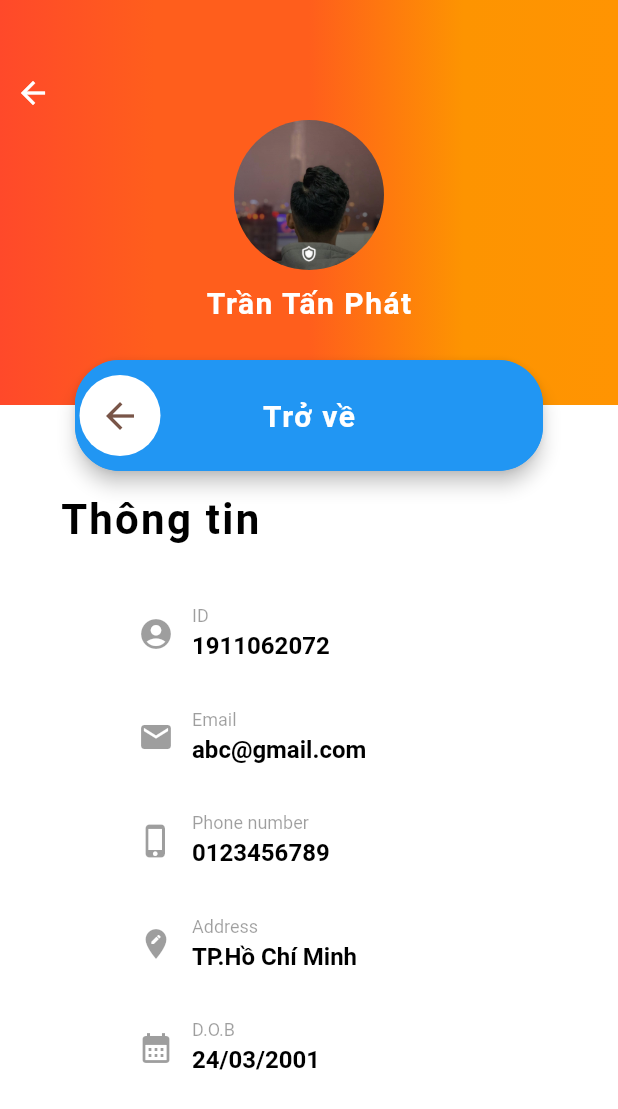
After one commit to phat240301/SmartCanteen, a Flutter app: the ProfileScreen screen opened directly, on a phone screen of 412 x 824 dp. The commit adds this screen. Shown: the top 1109 px of the screen. Run offline on Flutter 3.47's test engine with Material 2 defaults, Android fonts, the light colour scheme and no system bars.

Commit message:
add Menu and Profile screen

```diff
--- /dev/null
+++ b/lib/UI/ProfileScreen.dart
@@ -0,0 +1,202 @@
+import 'package:flutter/material.dart';
+
+class ProfileScreen extends StatefulWidget {
+  const ProfileScreen({Key? key}) : super(key: key);
+
+  @override
+  _ProfileScreenState createState() => _ProfileScreenState();
+}
+
+class _ProfileScreenState extends State<ProfileScreen> {
+  @override
+  Widget build(BuildContext context) {
+    // TODO: implement build
+    return Scaffold(
+     body: Material(
+       child: Container(
+         width: MediaQuery.of(context).size.width,
+         height: MediaQuery.of(context).size.height,
+         decoration: const BoxDecoration(
+           gradient: LinearGradient(
+               begin: Alignment.topLeft,
+               end: Alignment.topRight,
+               colors: <Color>[
+                 Color(0xffff492a),
+                 Color(0xffff5e1c),
+                 Color(0xffff5e1c),
+                 Color(0xfffd9401),
+                 Color(0xffff9402),
+               ],
+               tileMode: TileMode.mirror),
+         ),
+         child:  Stack(
+           alignment: Alignment.topLeft,
+           children: [
+             Positioned(top: 50,
+               left: 10,
+               child: Icon(Icons.arrow_back,color: Colors.white),),
+             Container(
+               alignment: Alignment.topCenter,
+               padding: EdgeInsets.only(top: 80),
+               child: Column(
+                 children: [
+                   ClipRRect(
+                       borderRadius: BorderRadius.circular(50.0),
+                       child: Image.asset('images/user_test.jpg',height: 100,width: 100,)
+                   ),
+                   Padding(padding: EdgeInsets.only(top: 10),child: Text("Trần Tấn Phát",style: TextStyle(
+                     fontSize: 20,
+                     color: Colors.white,
+                     fontWeight: FontWeight.bold,
+                     fontFamily: 'RobotoMono',
+                     letterSpacing: 1.0,
+                   )),),
+                 ],
+               )
+             ),
+             Positioned(top: 270,
+                 child: Container(
+                     width: MediaQuery.of(context).size.width,
+                     height: MediaQuery.of(context).size.height,
+                     color: Colors.white,
+                     padding: EdgeInsets.only(top: 60,left: 40),
+                     child: Column(
+                       children: [
+                         Align(
+                           alignment: Alignment.topLeft,
+                           child:  Text("Thông tin ",style: TextStyle(
+                               color:Colors.black,
+                               fontWeight: FontWeight.bold,
+                               fontSize: 28,
+                               letterSpacing: 1.5,
+                               fontFamily: 'RobotoMono'
+                           )),
+                         ),
+                        SizedBox(
+                          height: 10,
+                        ),
+                         Padding(padding: EdgeInsets.only(top:20,left: 40), child: TextField(
+                           decoration: InputDecoration(
+                               enabled: false,
+                               border: InputBorder.none,
+                               labelText: "ID",
+                               prefixIcon: Icon(Icons.account_circle),
+                               floatingLabelBehavior: FloatingLabelBehavior.always,
+                               hintText: "1911062072",
+                               hintStyle: TextStyle(
+                                 fontSize: 16,
+                                 fontWeight: FontWeight.bold,
+                                 color: Colors.black,
+                               )),),),
+                         SizedBox(
+                           height: 10,
+                         ),
+                         Padding(padding: EdgeInsets.only(left: 40),child: TextField(
+                           decoration: InputDecoration(
+                               enabled: false,
+                               border: InputBorder.none,
+                               labelText: "Email",
+                               prefixIcon: Icon(Icons.email),
+                               floatingLabelBehavior: FloatingLabelBehavior.always,
+                               hintText: "abc@gmail.com",
+                               hintStyle: TextStyle(
+                                 fontSize: 16,
+                                 fontWeight: FontWeight.bold,
+                                 color: Colors.black,
+                               )),),),
+                         SizedBox(
+                           height: 10,
+                         ),
+                        Padding(padding: EdgeInsets.only(left: 40),child:  TextField(
+                          decoration: InputDecoration(
+                              enabled: false,
+                              border: InputBorder.none,
+                              labelText: "Phone number",
+                              prefixIcon: Icon(Icons.phone_iphone),
+                              floatingLabelBehavior: FloatingLabelBehavior.always,
+                              hintText: "0123456789",
+                              hintStyle: TextStyle(
+                                fontSize: 16,
+                                fontWeight: FontWeight.bold,
+                                color: Colors.black,
+                              )),),),
+                         SizedBox(
+                           height: 10,
+                         ),
+                        Padding(padding: EdgeInsets.only(left: 40),child:  TextField(
+                          decoration: InputDecoration(
+                              enabled: false,
+                              border: InputBorder.none,
+                              labelText: "Address",
+                              prefixIcon: Icon(Icons.edit_location),
+                              floatingLabelBehavior: FloatingLabelBehavior.always,
+                              hintText: "TP.Hồ Chí Minh",
+                              hintStyle: TextStyle(
+                                fontSize: 16,
+                                fontWeight: FontWeight.bold,
+                                color: Colors.black,
+                              )),),),
+                         SizedBox(
+                           height: 10,
+                         ),
+                         Padding(padding: EdgeInsets.only(left: 40),child: TextField(
+                           decoration: InputDecoration(
+                               enabled: false,
+                               border: InputBorder.none,
+                               labelText: "D.O.B",
+                               prefixIcon: Icon(Icons.calendar_month),
+                               floatingLabelBehavior: FloatingLabelBehavior.always,
+                               hintText: "24/03/2001",
+                               hintStyle: TextStyle(
+                                 fontSize: 16,
+                                 fontWeight: FontWeight.bold,
+                                 color: Colors.black,
+                               )),),),
+                         SizedBox(
+                           height: 10,
+                         ),
+                       ],
+                     )
+                   )),
+             Positioned(top: 240, bottom:510,left: 50,right:50,child: ElevatedButton(
+               child: Text("Trở về",style: TextStyle(
+                 fontSize: 20,
+                 fontWeight: FontWeight.bold,
+                 fontFamily: 'RobotoMono',
+                 letterSpacing: 1.0,
+               )),
+               onPressed: () {
+               },
+               style: ButtonStyle(
+                   elevation: MaterialStateProperty.all(5),
+                   padding: MaterialStateProperty.all(EdgeInsets.symmetric(horizontal: 30,vertical: 15)),
+                   shape: MaterialStateProperty.all(RoundedRectangleBorder(
+                     borderRadius: BorderRadius.circular(30),
+                     side: BorderSide(
+                         width: 2,
+                         color: Colors.blue
+                     ),
+                   ))
+               ),
+             ),),
+             Positioned(
+               top: 250, bottom:520,left: 50,
+                 child: CircleAvatar(
+                 radius: 30,
+                 backgroundColor: Color(0xffffffff),
+                 child: IconButton(
+                   padding: EdgeInsets.all(1),
+                     color: Colors.brown,
+                     onPressed: () {},
+                     icon: Icon(
+                       size: 28,
+                       Icons.arrow_back,
+                     )),
+             )),
+           ],
+         ),
+       ),
+     )
+    );
+  }
+}
--- a/lib/main.dart
+++ b/lib/main.dart
@@ -1,7 +1,10 @@
 import 'package:flutter/material.dart';
 import 'package:smart_canteen/UI/HomeScreen.dart';
 import 'package:smart_canteen/UI/LoginScreen.dart';
+import 'package:smart_canteen/UI/ProfileScreen.dart';
 import 'package:smart_canteen/UI/SignUpScreen.dart';
+
+import 'UI/MenuScreen.dart';
 
 
 void main() {
@@ -15,7 +18,7 @@ class MyApp extends StatelessWidget {
   @override
   Widget build(BuildContext context) {
     return MaterialApp(
-      home: HomeScreen(),
+      home: MenuScreen(),
     );
   }
 }
--- /dev/null
+++ b/lib/plugin/appbanner.dart
@@ -0,0 +1,15 @@
+class AppBanner{
+  final int id;
+  final String title;
+  final String thumbnailUrl;
+
+  AppBanner(this.id,this.title,this.thumbnailUrl);
+}
+
+List<AppBanner> appBannerList = [
+  AppBanner(1, 'Title', 'https://docs.google.com/uc?id=1A_UaeV6Dpy5DWDN-m1wRH5z-t4cU8hXq'),
+  AppBanner(2, 'Title', 'https://docs.google.com/uc?id=1A_UaeV6Dpy5DWDN-m1wRH5z-t4cU8hXq'),
+  AppBanner(3, 'Title', 'https://docs.google.com/uc?id=1A_UaeV6Dpy5DWDN-m1wRH5z-t4cU8hXq'),
+  AppBanner(4, 'Title', 'https://docs.google.com/uc?id=1A_UaeV6Dpy5DWDN-m1wRH5z-t4cU8hXq'),
+  AppBanner(5, 'Title', 'https://docs.google.com/uc?id=1A_UaeV6Dpy5DWDN-m1wRH5z-t4cU8hXq'),
+];
```
Also changed, not shown: lib/UI/MenuScreen.dart (added, +89 -0 lines), lib/plugin/indicator.dart (added, +22 -0 lines), pubspec.yaml (+21 -21 lines).
